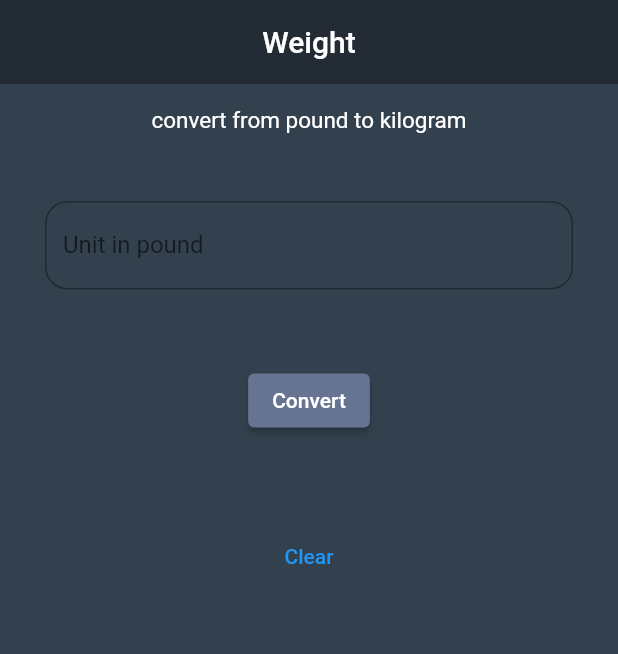
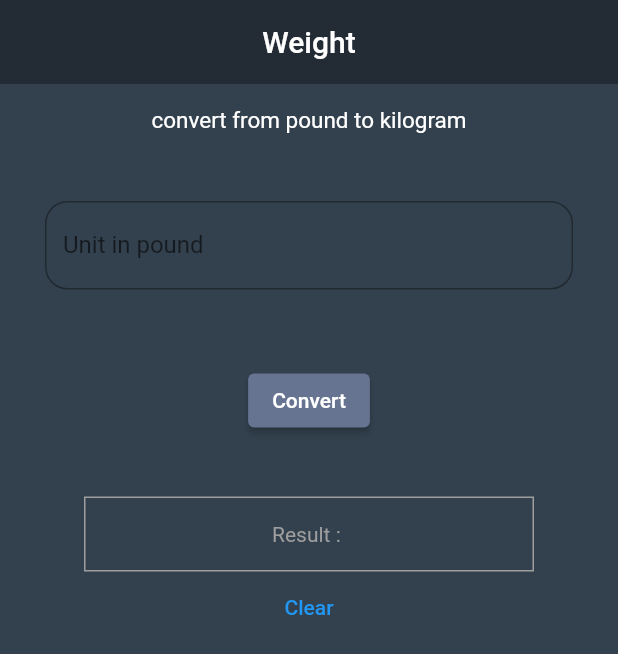
Before and after one commit to singhanshika1302/Unitconverter, a Flutter app: the screen it shows after launch, on a phone screen of 412 x 824 dp. Shown: the top 654 px of the screen. Run offline on Flutter 3.47's test engine with Material 2 defaults, Android fonts, the phone set to English and light mode, and no system bars.

Commit message:
weight page fixed

```diff
--- a/lib/weight.dart
+++ b/lib/weight.dart
@@ -65,7 +65,18 @@ class _weightState extends State<weight> {
             SizedBox(
               height: 20,
             ),
-            Text(_result),
+            Container(
+              width: 300,
+              height: 50,
+              decoration: BoxDecoration(border: Border.all(color: Colors.grey,)),
+              child: Row(
+                mainAxisAlignment: MainAxisAlignment.center,
+                children: [
+                  Text('Result : ' ,style: TextStyle(color: Colors.grey), ),
+                  Text(_result,style: TextStyle(color: Colors.white),),
+                ],
+              ),
+            ),
             TextButton(
               onPressed: () {
                 setState(() {
```
